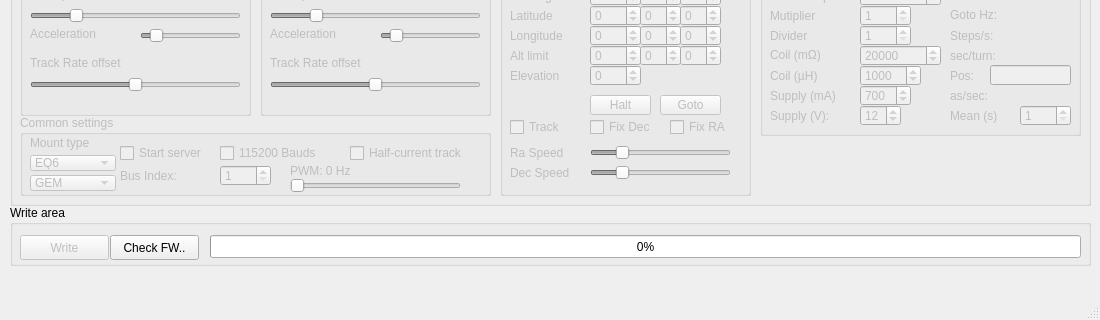
Qt form mainwindow.ui (ahp-electronics/gt-configurator) before a commit; both pictures show x 0 to 1100 and y 385 to 705 of the 1100 by 705 pixel window.
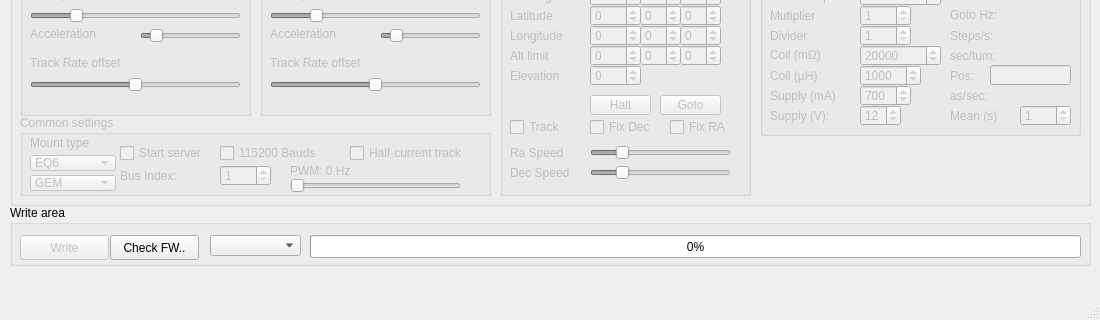
The same form after that commit.

Commit message: Remote firmware selection

```diff
--- a/mainwindow.ui
+++ b/mainwindow.ui
@@ -2732,9 +2732,9 @@
     <widget class="QProgressBar" name="progress">
      <property name="geometry">
       <rect>
-       <x>200</x>
+       <x>300</x>
        <y>30</y>
-       <width>871</width>
+       <width>771</width>
        <height>23</height>
       </rect>
      </property>
@@ -2755,6 +2755,22 @@
       <string>Check FW..</string>
      </property>
     </widget>
+    <widget class="QComboBox" name="Firmware">
+     <property name="geometry">
+      <rect>
+       <x>200</x>
+       <y>30</y>
+       <width>91</width>
+       <height>21</height>
+      </rect>
+     </property>
+     <property name="editable">
+      <bool>false</bool>
+     </property>
+     <property name="currentText">
+      <string/>
+     </property>
+    </widget>
    </widget>
   </widget>
   <widget class="QMenuBar" name="menubar">
```
The commit also changes 1 other file.
